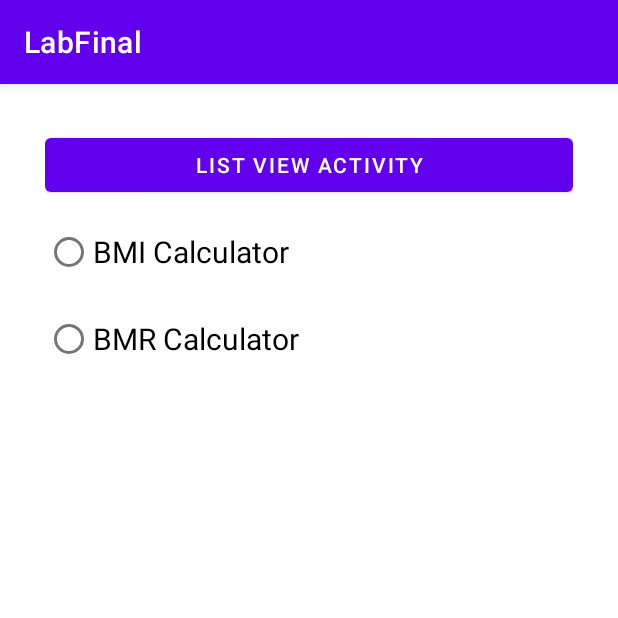
After one commit to altalha201/LabFinalPractice, an Android app: the OMG screen opened directly, with no data from a screen before it, on a phone screen of 412 x 824 dp, the top half of it. The commit adds this screen. Run offline under Robolectric (Android 15) with nearby library versions, the phone set to English and light mode, and no system bars.

Commit message:
Question Solve

```diff
--- a/app/src/main/AndroidManifest.xml
+++ b/app/src/main/AndroidManifest.xml
@@ -9,7 +9,8 @@
         android:roundIcon="@mipmap/ic_launcher_round"
         android:supportsRtl="true"
         android:theme="@style/Theme.LabFinal">
-        <activity android:name=".ListViewActivity"></activity>
+        <activity android:name=".OMG" />
+        <activity android:name=".ListViewActivity" />
         <activity android:name=".Dashboard" />
         <activity android:name=".MainActivity">
             <intent-filter>
--- a/app/src/main/java/com/altalha/labfinal/BMR.java
+++ b/app/src/main/java/com/altalha/labfinal/BMR.java
@@ -26,6 +26,7 @@ public class BMR extends Fragment {
         check_Btn = containerView.findViewById(R.id.check_btn);
         rG = containerView.findViewById(R.id.radio_group_id);
 
+
         check_Btn.setOnClickListener(v -> {
             if (rG.getCheckedRadioButtonId() != -1) {
                 RadioButton rb = containerView.findViewById(rG.getCheckedRadioButtonId());
--- a/app/src/main/java/com/altalha/labfinal/Dashboard.java
+++ b/app/src/main/java/com/altalha/labfinal/Dashboard.java
@@ -58,4 +58,9 @@ public class Dashboard extends AppCompatActivity {
         Intent myIntent = new Intent(this, ListViewActivity.class);
         startActivity(myIntent);
     }
+
+    public void GotoPractice(View view) {
+        Intent myIntent = new Intent(this, OMG.class);
+        startActivity(myIntent);
+    }
 }
--- /dev/null
+++ b/app/src/main/java/com/altalha/labfinal/OMG.java
@@ -0,0 +1,45 @@
+package com.altalha.labfinal;
+
+import androidx.appcompat.app.AppCompatActivity;
+import androidx.fragment.app.Fragment;
+import androidx.fragment.app.FragmentManager;
+import androidx.fragment.app.FragmentTransaction;
+
+import android.content.Intent;
+import android.os.Bundle;
+import android.view.View;
+import android.widget.RadioButton;
+
+public class OMG extends AppCompatActivity {
+
+    RadioButton btn1, btn2;
+
+    @Override
+    protected void onCreate(Bundle savedInstanceState) {
+        super.onCreate(savedInstanceState);
+        setContentView(R.layout.activity_omg);
+
+        btn1 = findViewById(R.id.radio_btn_1);
+        btn2 = findViewById(R.id.radio_btn_2);
+
+        btn1.setOnClickListener(v -> {
+            transaction(new BMI());
+        });
+
+        btn2.setOnClickListener(v -> {
+            transaction(new BMR());
+        });
+    }
+
+    public void listGo(View view) {
+        Intent myIntent = new Intent(this, ListViewActivity.class);
+        startActivity(myIntent);
+    }
+
+    private void transaction(Fragment fragment) {
+        FragmentManager fm = getSupportFragmentManager();
+        FragmentTransaction ft = fm.beginTransaction();
+        ft.replace(R.id.container_id, fragment);
+        ft.commit();
+    }
+}
--- /dev/null
+++ b/app/src/main/res/layout/activity_omg.xml
@@ -0,0 +1,50 @@
+<?xml version="1.0" encoding="utf-8"?>
+<LinearLayout xmlns:android="http://schemas.android.com/apk/res/android"
+    xmlns:app="http://schemas.android.com/apk/res-auto"
+    xmlns:tools="http://schemas.android.com/tools"
+    android:layout_width="match_parent"
+    android:layout_height="match_parent"
+    android:orientation="vertical"
+    android:padding="30dp"
+    tools:context=".OMG">
+
+    <Button
+        android:layout_width="match_parent"
+        android:layout_height="wrap_content"
+        android:text="List View Activity"
+        android:onClick="listGo"
+        tools:ignore="HardcodedText" />
+
+    <RadioGroup
+        android:id="@+id/radio_group_id"
+        android:layout_width="match_parent"
+        android:layout_height="wrap_content"
+        android:orientation="vertical"
+        android:layout_marginTop="10dp">
+
+        <RadioButton
+            android:id="@+id/radio_btn_1"
+            android:layout_width="wrap_content"
+            android:layout_height="wrap_content"
+            android:text="BMI Calculator"
+            android:textSize="20sp"
+            tools:ignore="HardcodedText" />
+
+        <RadioButton
+            android:id="@+id/radio_btn_2"
+            android:layout_width="wrap_content"
+            android:layout_height="wrap_content"
+            android:layout_marginTop="10dp"
+            android:text="BMR Calculator"
+            android:textSize="20sp"
+            tools:ignore="HardcodedText" />
+
+    </RadioGroup>
+
+    <androidx.fragment.app.FragmentContainerView
+        android:id="@+id/container_id"
+        android:layout_width="match_parent"
+        android:layout_height="match_parent"
+        android:layout_marginTop="20dp"/>
+
+</LinearLayout>
```
Also changed, not shown: app/src/main/java/com/altalha/labfinal/ListViewActivity.java (+14 -0 lines), app/src/main/res/layout/activity_dashboard.xml (+8 -0 lines), app/src/main/res/layout/activity_list_view.xml (+11 -1 lines).
